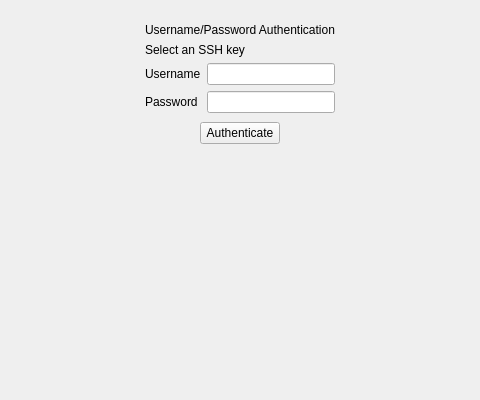
The window that libthebranch/popovers/snapins/usernamepasswordsnapin.ui (theCheeseboard/theBranch) describes before a commit, drawn with Qt 5; both pictures show x 121 to 601 and y 0 to 400 of the 723 by 400 pixel window.
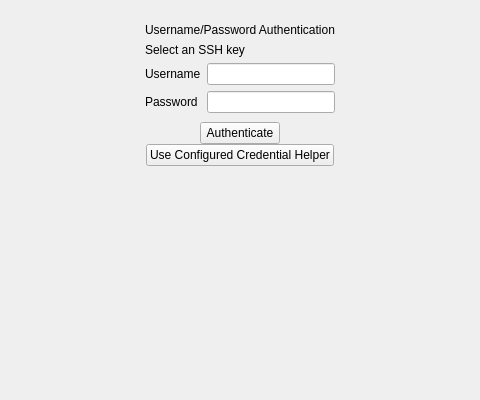
The same window after the commit. Custom widgets are drawn as their Qt base class.

Commit message: Implement credential helper

Diff of the .ui file:
```diff
--- a/libthebranch/popovers/snapins/usernamepasswordsnapin.ui
+++ b/libthebranch/popovers/snapins/usernamepasswordsnapin.ui
@@ -90,6 +90,13 @@
      </property>
     </widget>
    </item>
+   <item alignment="Qt::AlignHCenter">
+    <widget class="QPushButton" name="useCredentialHelperButton">
+     <property name="text">
+      <string>Use Configured Credential Helper</string>
+     </property>
+    </widget>
+   </item>
    <item>
     <spacer name="verticalSpacer">
      <property name="orientation">
```
The commit also changes 6 other files.
